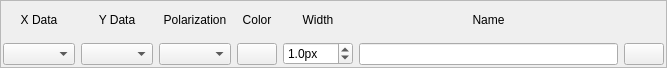
This is pychamber/app/ui/rect_trace_settings.ui in PyChamber/PyChamber as Qt 5 draws it before an edit. The edited form follows.
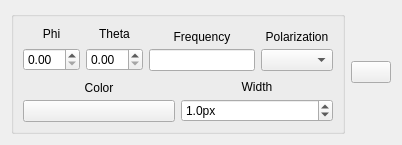
This is the edited form. Custom widgets are drawn as their Qt base class.

What changed in the file:
```diff
--- a/pychamber/app/ui/rect_trace_settings.ui
+++ b/pychamber/app/ui/rect_trace_settings.ui
@@ -6,53 +6,50 @@
    <rect>
     <x>0</x>
     <y>0</y>
-    <width>667</width>
-    <height>68</height>
+    <width>402</width>
+    <height>145</height>
    </rect>
   </property>
+  <property name="sizePolicy">
+   <sizepolicy hsizetype="Preferred" vsizetype="Preferred">
+    <horstretch>0</horstretch>
+    <verstretch>0</verstretch>
+   </sizepolicy>
+  </property>
   <property name="windowTitle">
    <string>Form</string>
   </property>
-  <layout class="QVBoxLayout" name="verticalLayout_8">
-   <property name="leftMargin">
-    <number>0</number>
-   </property>
-   <property name="topMargin">
-    <number>0</number>
-   </property>
-   <property name="rightMargin">
-    <number>0</number>
-   </property>
-   <property name="bottomMargin">
-    <number>0</number>
-   </property>
+  <layout class="QHBoxLayout" name="horizontalLayout_4">
    <item>
-    <widget class="QFrame" name="frame">
-     <property name="frameShape">
-      <enum>QFrame::StyledPanel</enum>
+    <widget class="QGroupBox" name="groupBox">
+     <property name="title">
+      <string/>
      </property>
-     <property name="frameShadow">
-      <enum>QFrame::Raised</enum>
+     <property name="alignment">
+      <set>Qt::AlignCenter</set>
      </property>
-     <layout class="QHBoxLayout" name="horizontalLayout">
-      <property name="leftMargin">
-       <number>2</number>
-      </property>
-      <property name="topMargin">
-       <number>2</number>
-      </property>
-      <property name="rightMargin">
-       <number>2</number>
-      </property>
-      <property name="bottomMargin">
-       <number>2</number>
-      </property>
-      <item>
        <layout class="QVBoxLayout" name="verticalLayout">
         <item>
+       <layout class="QHBoxLayout" name="horizontalLayout">
+        <item>
+         <widget class="QWidget" name="phi_widget" native="true">
+          <layout class="QVBoxLayout" name="verticalLayout_10">
+           <property name="leftMargin">
+            <number>0</number>
+           </property>
+           <property name="topMargin">
+            <number>0</number>
+           </property>
+           <property name="rightMargin">
+            <number>0</number>
+           </property>
+           <property name="bottomMargin">
+            <number>0</number>
+           </property>
+           <item>
          <widget class="QLabel" name="label">
           <property name="text">
-           <string>X Data</string>
+              <string>Phi</string>
           </property>
           <property name="alignment">
            <set>Qt::AlignCenter</set>
@@ -60,16 +57,30 @@
          </widget>
         </item>
         <item>
-         <widget class="QComboBox" name="x_var_cb"/>
-        </item>
-       </layout>
+            <widget class="ListSpinBox" name="phi_lsb"/>
+           </item>
+          </layout>
+         </widget>
       </item>
       <item>
-       <layout class="QVBoxLayout" name="verticalLayout_2">
+         <widget class="QWidget" name="theta_widget" native="true">
+          <layout class="QVBoxLayout" name="verticalLayout_8">
+           <property name="leftMargin">
+            <number>0</number>
+           </property>
+           <property name="topMargin">
+            <number>0</number>
+           </property>
+           <property name="rightMargin">
+            <number>0</number>
+           </property>
+           <property name="bottomMargin">
+            <number>0</number>
+           </property>
         <item>
-         <widget class="QLabel" name="label_4">
+            <widget class="QLabel" name="label_10">
           <property name="text">
-           <string>Y Data</string>
+              <string>Theta</string>
           </property>
           <property name="alignment">
            <set>Qt::AlignCenter</set>
@@ -77,12 +88,54 @@
          </widget>
         </item>
         <item>
-         <widget class="QComboBox" name="y_var_cb"/>
-        </item>
-       </layout>
+            <widget class="ListSpinBox" name="theta_lsb"/>
+           </item>
+          </layout>
+         </widget>
+        </item>
+        <item>
+         <widget class="QWidget" name="freq_widget" native="true">
+          <layout class="QHBoxLayout" name="horizontalLayout_3">
+           <property name="leftMargin">
+            <number>0</number>
+           </property>
+           <property name="topMargin">
+            <number>0</number>
+           </property>
+           <property name="rightMargin">
+            <number>0</number>
+           </property>
+           <property name="bottomMargin">
+            <number>0</number>
+           </property>
+           <item>
+            <layout class="QVBoxLayout" name="verticalLayout_7">
+             <property name="spacing">
+              <number>2</number>
+             </property>
+             <item>
+              <widget class="QLabel" name="label_9">
+               <property name="text">
+                <string>Frequency</string>
+               </property>
+               <property name="alignment">
+                <set>Qt::AlignCenter</set>
+               </property>
+              </widget>
+             </item>
+             <item>
+              <widget class="FrequencyLineEdit" name="freq_le"/>
+             </item>
+            </layout>
+           </item>
+          </layout>
+         </widget>
       </item>
       <item>
        <layout class="QVBoxLayout" name="verticalLayout_6">
+          <property name="spacing">
+           <number>2</number>
+          </property>
         <item>
          <widget class="QLabel" name="label_6">
           <property name="text">
@@ -98,8 +151,15 @@
         </item>
        </layout>
       </item>
+       </layout>
+      </item>
+      <item>
+       <layout class="QHBoxLayout" name="horizontalLayout_2">
       <item>
        <layout class="QVBoxLayout" name="verticalLayout_3">
+          <property name="spacing">
+           <number>2</number>
+          </property>
         <item>
          <widget class="QLabel" name="label_2">
           <property name="text">
@@ -121,6 +181,9 @@
       </item>
       <item>
        <layout class="QVBoxLayout" name="verticalLayout_4">
+          <property name="spacing">
+           <number>2</number>
+          </property>
         <item>
          <widget class="QLabel" name="label_3">
           <property name="text">
@@ -146,59 +209,21 @@
         </item>
        </layout>
       </item>
-      <item>
-       <layout class="QVBoxLayout" name="verticalLayout_5">
-        <item>
-         <widget class="QLabel" name="label_5">
-          <property name="text">
-           <string>Name</string>
-          </property>
-          <property name="alignment">
-           <set>Qt::AlignCenter</set>
-          </property>
-         </widget>
-        </item>
-        <item>
-         <widget class="QLineEdit" name="name_le">
-          <property name="minimumSize">
-           <size>
-            <width>150</width>
-            <height>0</height>
-           </size>
-          </property>
-         </widget>
-        </item>
-       </layout>
-      </item>
+       </layout>
+      </item>
+     </layout>
+    </widget>
+   </item>
       <item>
-       <layout class="QVBoxLayout" name="verticalLayout_7">
+    <layout class="QVBoxLayout" name="verticalLayout_9">
         <item>
-         <widget class="QLabel" name="label_7">
+      <widget class="QPushButton" name="remove_rect_trace">
           <property name="text">
            <string/>
           </property>
          </widget>
         </item>
-        <item>
-         <widget class="QPushButton" name="remove_trace_btn">
-          <property name="sizePolicy">
-           <sizepolicy hsizetype="Minimum" vsizetype="Fixed">
-            <horstretch>0</horstretch>
-            <verstretch>0</verstretch>
-           </sizepolicy>
-          </property>
-          <property name="text">
-           <string/>
-          </property>
-          <property name="flat">
-           <bool>false</bool>
-          </property>
-         </widget>
-        </item>
-       </layout>
-      </item>
-     </layout>
-    </widget>
+    </layout>
    </item>
   </layout>
  </widget>
@@ -206,7 +231,17 @@
   <customwidget>
    <class>ColorButton</class>
    <extends>QPushButton</extends>
-   <header>..widgets.color_button</header>
+   <header>pyqtgraph</header>
+  </customwidget>
+  <customwidget>
+   <class>FrequencyLineEdit</class>
+   <extends>QLineEdit</extends>
+   <header>..widgets.frequency_lineedit</header>
+  </customwidget>
+  <customwidget>
+   <class>ListSpinBox</class>
+   <extends>QDoubleSpinBox</extends>
+   <header>..widgets.list_spinbox</header>
   </customwidget>
  </customwidgets>
  <resources/>
```
Left out of the diff: 2 changed lines with no effect on the pictures. Lines whose indentation alone changed are shown as unchanged.
